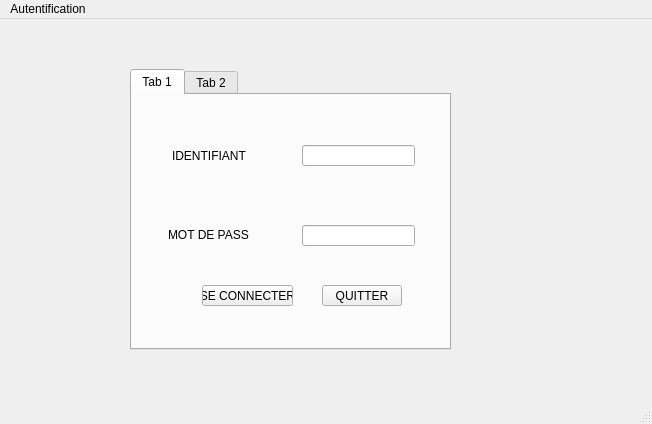
Old version of the form mainwindow.ui in the repository franck-russell/Smart_Station_2A20_Equipe1.
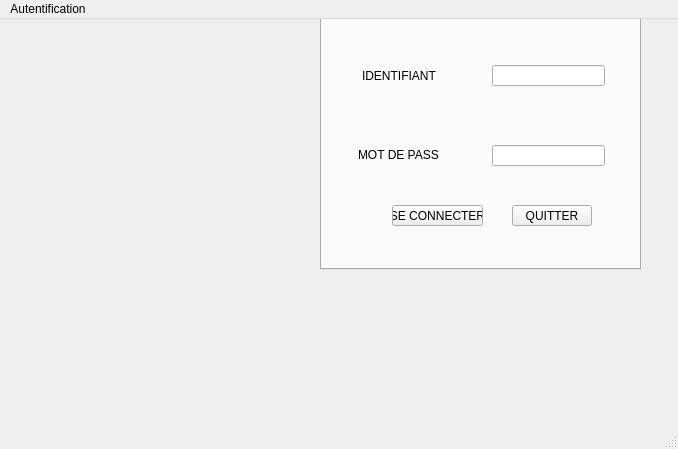
New version of the form.

What changed in the file:
```diff
--- a/mainwindow.ui
+++ b/mainwindow.ui
@@ -6,8 +6,8 @@
    <rect>
     <x>0</x>
     <y>0</y>
-    <width>652</width>
-    <height>424</height>
+    <width>678</width>
+    <height>449</height>
    </rect>
   </property>
   <property name="windowTitle">
@@ -17,8 +17,8 @@
    <widget class="QTabWidget" name="Autentification">
     <property name="geometry">
      <rect>
-      <x>130</x>
-      <y>50</y>
+      <x>320</x>
+      <y>-30</y>
       <width>321</width>
       <height>281</height>
      </rect>
@@ -114,8 +114,8 @@
      <rect>
       <x>-4</x>
       <y>2</y>
-      <width>661</width>
-      <height>411</height>
+      <width>671</width>
+      <height>421</height>
      </rect>
     </property>
     <property name="text">
@@ -144,7 +144,7 @@
     <rect>
      <x>0</x>
      <y>0</y>
-     <width>652</width>
+     <width>678</width>
      <height>20</height>
     </rect>
    </property>
```
